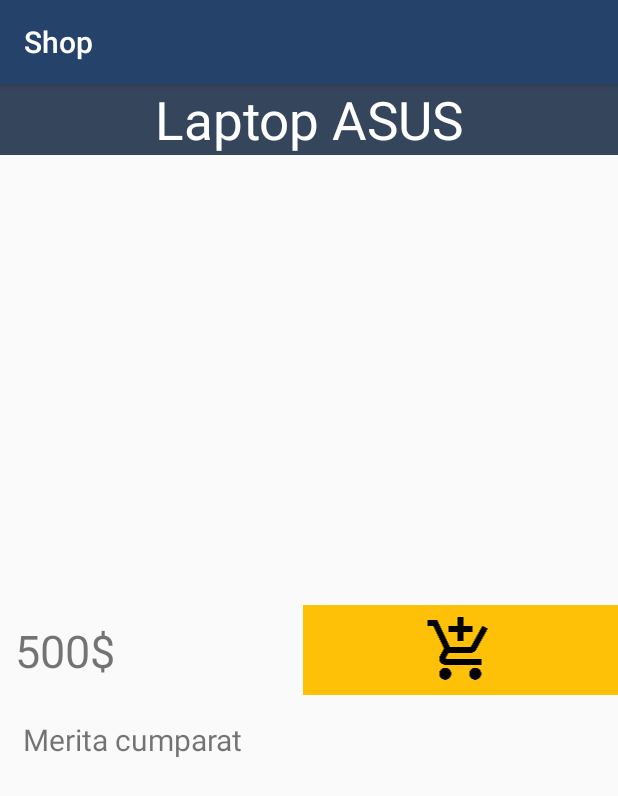
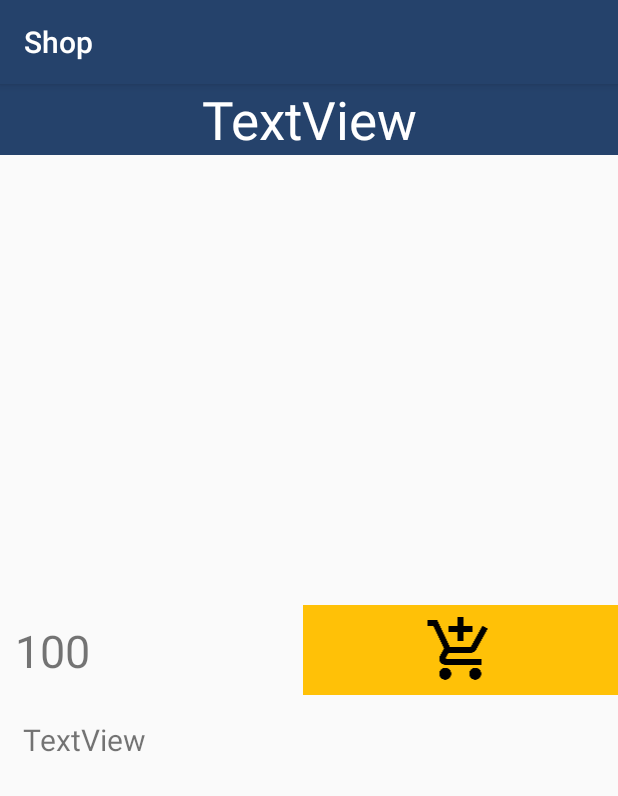
Before and after one commit to Qubiz-Academy/gojdu-shop, an Android app: the ShopItemDetailsActivity screen opened directly, with no data from a screen before it, on a phone screen of 412 x 824 dp. Shown: the top 796 px of the screen. Run offline under Robolectric (Android 15) with nearby library versions, the phone set to English and light mode, and no system bars; 2 statements that could not run were skipped.

Commit message:
Added Product Details

```diff
--- a/app/src/main/java/ro/gojdu/shop/ui/shop/ShopItemDetailsActivity.java
+++ b/app/src/main/java/ro/gojdu/shop/ui/shop/ShopItemDetailsActivity.java
@@ -7,22 +7,31 @@ import android.widget.ImageView;
 import android.widget.TextView;
 
 import ro.gojdu.shop.R;
+import ro.gojdu.shop.ui.main.ui.shop.Product;
 
 public class ShopItemDetailsActivity extends AppCompatActivity {
+
+    public static final String PRODUCT_DATA ="ro.gojdu.shop.ui.shop.ShopItemDetailsActivity.data";
+
     private ImageView productImage;
     private TextView textTitle;
     private TextView textDetails;
     private TextView textPrice;
+    private Product product;
+
     @Override
     protected void onCreate(Bundle savedInstanceState) {
         super.onCreate(savedInstanceState);
         setContentView(R.layout.activity_shop_item_details);
+
+        product= (Product) getIntent().getSerializableExtra(PRODUCT_DATA);
+
         productImage=findViewById(R.id.imageProduct);
         textPrice=findViewById(R.id.textViewPrice);
         textTitle=findViewById(R.id.textViewTitle);
         textDetails=findViewById(R.id.textViewDetails);
-        textTitle.setText("Laptop ASUS");
-        textDetails.setText("Merita cumparat");
-        textPrice.setText("500$");
+        textTitle.setText(product.getName());
+        textDetails.setText(product.getDescription());
+        textPrice.setText("100");
     }
 }
--- a/app/src/main/res/layout/activity_shop_item_details.xml
+++ b/app/src/main/res/layout/activity_shop_item_details.xml
@@ -12,7 +12,7 @@
         android:layout_height="wrap_content"
         android:layout_gravity="center_horizontal"
         android:textAlignment="center"
-        android:background="#35455c"
+        android:background="@color/colorPrimary"
         android:textColor="#ffffff"
         android:textSize="35sp"
         android:text="TextView" />
@@ -21,7 +21,7 @@
         android:id="@+id/imageProduct"
         android:layout_width="match_parent"
         android:layout_height="300dp"
-        tools:srcCompat="@tools:sample/avatars" />
+        tools:srcCompat="@mipmap/ic_launcher" />
 <LinearLayout
     android:layout_width="match_parent"
     android:layout_height="wrap_content"
```
